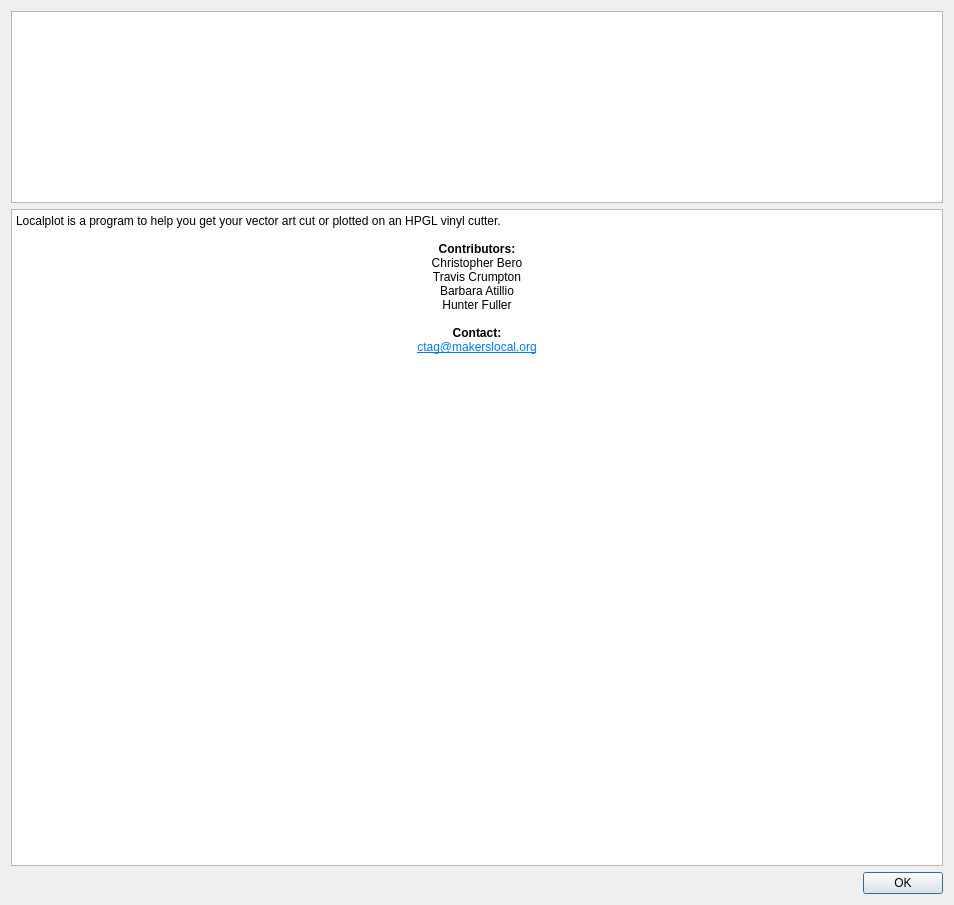
The window that dialog/dialogabout.ui (makerslocal/localplot) describes before a commit, drawn with Qt 5.
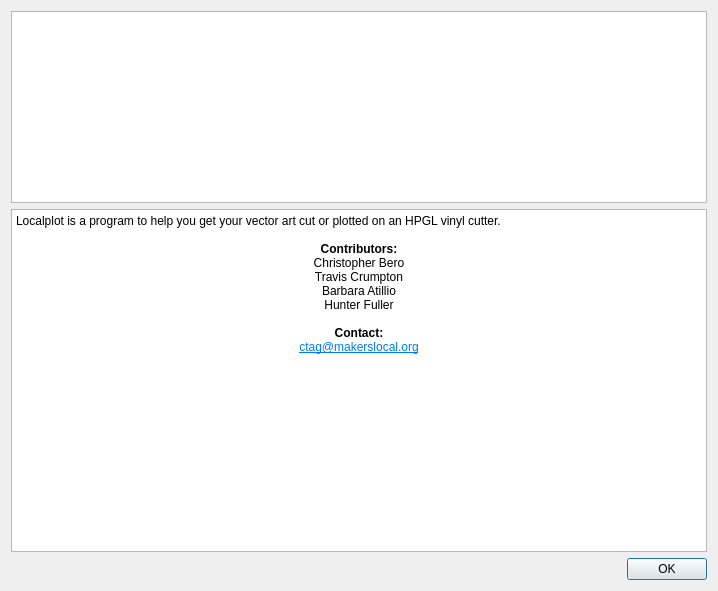
The same window after the commit. Custom widgets are drawn as their Qt base class.

Commit message: Update about dialog size.

```diff
--- a/dialog/dialogabout.ui
+++ b/dialog/dialogabout.ui
@@ -6,8 +6,8 @@
    <rect>
     <x>0</x>
     <y>0</y>
-    <width>954</width>
-    <height>905</height>
+    <width>718</width>
+    <height>591</height>
    </rect>
   </property>
   <property name="windowTitle">
```
